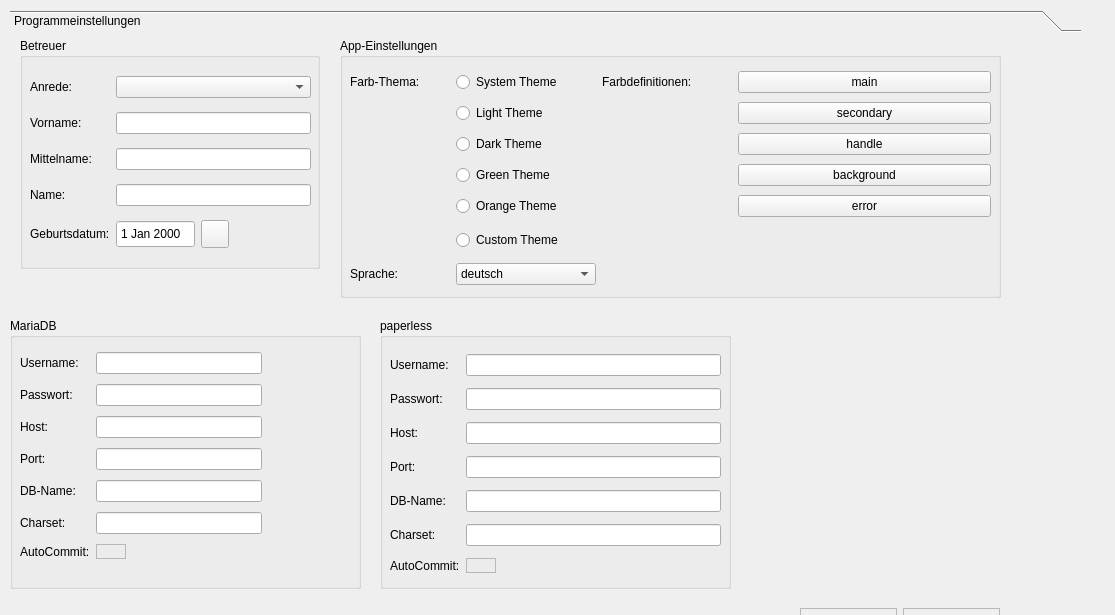
The window that ui/settings_tab.ui (tellmi/fameoucrazy) describes before a commit, drawn with Qt 5.
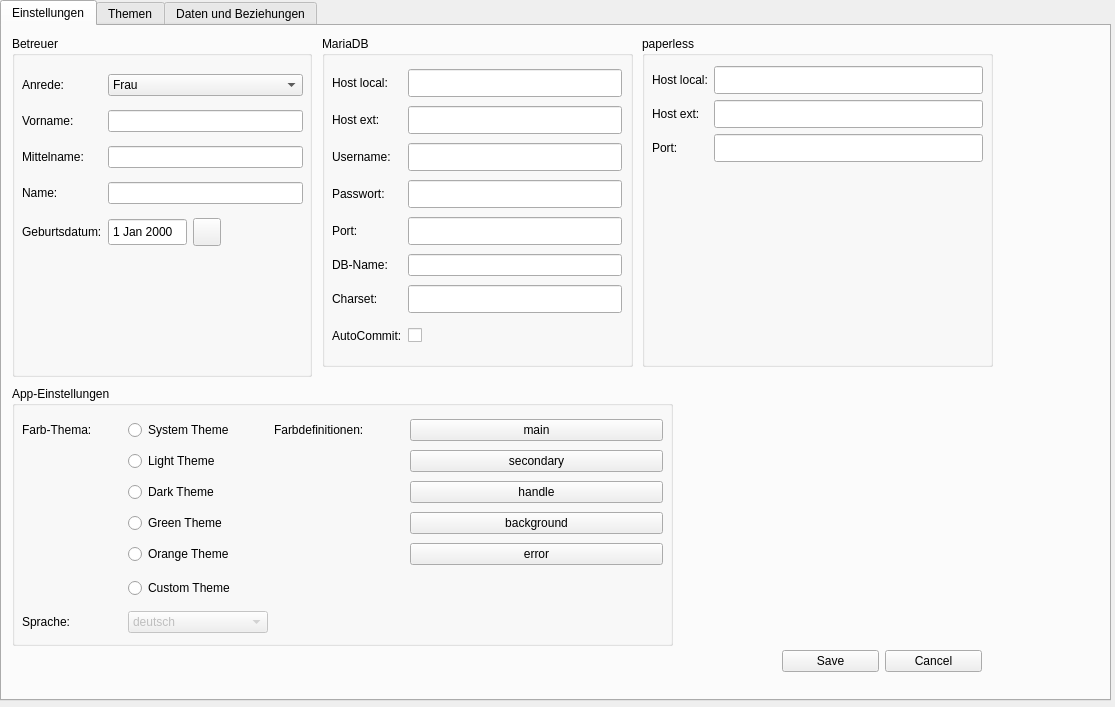
The same window after the commit. Icons and pictures are not drawn.

Diff of the .ui file:
```diff
--- a/ui/settings_tab.ui
+++ b/ui/settings_tab.ui
@@ -7,37 +7,32 @@
     <x>0</x>
     <y>0</y>
     <width>1115</width>
-    <height>615</height>
+    <height>707</height>
    </rect>
   </property>
-  <widget class="QToolBox" name="program_toolBox">
+  <widget class="QTabWidget" name="program_tabWidget">
    <property name="geometry">
     <rect>
-     <x>10</x>
-     <y>10</y>
-     <width>1071</width>
-     <height>671</height>
+     <x>0</x>
+     <y>0</y>
+     <width>1111</width>
+     <height>701</height>
     </rect>
    </property>
-   <widget class="QWidget" name="program_toolBoxPage1">
-    <property name="geometry">
-     <rect>
-      <x>0</x>
-      <y>0</y>
-      <width>1071</width>
-      <height>605</height>
-     </rect>
-    </property>
-    <attribute name="label">
-     <string>Programmeinstellungen</string>
+   <property name="currentIndex">
+    <number>0</number>
+   </property>
+   <widget class="QWidget" name="app_settings_page">
+    <attribute name="title">
+     <string>Einstellungen</string>
     </attribute>
     <widget class="QGroupBox" name="mysql_settings_groupBox">
      <property name="geometry">
       <rect>
-       <x>0</x>
-       <y>280</y>
-       <width>351</width>
-       <height>271</height>
+       <x>320</x>
+       <y>10</y>
+       <width>311</width>
+       <height>331</height>
       </rect>
      </property>
      <property name="title">
@@ -48,93 +43,155 @@
        <rect>
         <x>10</x>
         <y>30</y>
-        <width>242</width>
-        <height>219</height>
+        <width>290</width>
+        <height>292</height>
        </rect>
       </property>
       <layout class="QGridLayout" name="gridLayout">
-       <item row="4" column="1">
-        <widget class="QLineEdit" name="mysql_db_edit"/>
-       </item>
-       <item row="6" column="0">
-        <widget class="QLabel" name="mysql_autocommit_label">
+       <item row="4" column="0">
+        <widget class="QLabel" name="mysql_port_label">
          <property name="text">
-          <string>AutoCommit:</string>
+          <string>Port:</string>
          </property>
         </widget>
        </item>
-       <item row="1" column="0">
+       <item row="3" column="0">
         <widget class="QLabel" name="mysql_password_label">
          <property name="text">
           <string>Passwort:</string>
          </property>
         </widget>
        </item>
-       <item row="2" column="0">
+       <item row="0" column="0">
         <widget class="QLabel" name="mysql_host_label">
          <property name="text">
-          <string>Host:</string>
+          <string>Host local:</string>
          </property>
         </widget>
        </item>
-       <item row="4" column="0">
-        <widget class="QLabel" name="mysql_db_label">
-         <property name="text">
-          <string>DB-Name:</string>
+       <item row="5" column="1">
+        <widget class="QLineEdit" name="mysql_db_edit">
+         <property name="minimumSize">
+          <size>
+           <width>190</width>
+           <height>0</height>
+          </size>
          </property>
         </widget>
        </item>
-       <item row="3" column="0">
-        <widget class="QLabel" name="mysql_port_label">
+       <item row="7" column="0">
+        <widget class="QLabel" name="mysql_autocommit_label">
+         <property name="minimumSize">
+          <size>
+           <width>0</width>
+           <height>28</height>
+          </size>
+         </property>
          <property name="text">
-          <string>Port:</string>
+          <string>AutoCommit:</string>
          </property>
         </widget>
        </item>
-       <item row="0" column="1">
-        <widget class="QLineEdit" name="mysql_user_edit"/>
-       </item>
        <item row="6" column="1">
-        <widget class="QFrame" name="mysql_autocommit_toggle">
-         <property name="maximumSize">
+        <widget class="QLineEdit" name="mysql_charset_edit">
+         <property name="minimumSize">
           <size>
-           <width>30</width>
-           <height>15</height>
+           <width>190</width>
+           <height>28</height>
           </size>
          </property>
-         <property name="frameShape">
-          <enum>QFrame::Shape::StyledPanel</enum>
+        </widget>
+       </item>
+       <item row="1" column="0">
+        <widget class="QLabel" name="mysql_ext_host_label">
+         <property name="text">
+          <string>Host ext:</string>
          </property>
-         <property name="frameShadow">
-          <enum>QFrame::Shadow::Raised</enum>
-         </property>
         </widget>
        </item>
-       <item row="0" column="0">
+       <item row="2" column="0">
         <widget class="QLabel" name="mysql_user_label">
          <property name="text">
           <string>Username:</string>
          </property>
         </widget>
        </item>
-       <item row="1" column="1">
-        <widget class="QLineEdit" name="mysql_password_edit"/>
-       </item>
-       <item row="3" column="1">
-        <widget class="QLineEdit" name="mysql_port_edit"/>
-       </item>
        <item row="5" column="0">
+        <widget class="QLabel" name="mysql_db_label">
+         <property name="text">
+          <string>DB-Name:</string>
+         </property>
+        </widget>
+       </item>
+       <item row="4" column="1">
+        <widget class="QLineEdit" name="mysql_port_edit">
+         <property name="minimumSize">
+          <size>
+           <width>190</width>
+           <height>28</height>
+          </size>
+         </property>
+        </widget>
+       </item>
+       <item row="6" column="0">
         <widget class="QLabel" name="mysql_charset_label">
          <property name="text">
           <string>Charset:</string>
          </property>
         </widget>
        </item>
-       <item row="5" column="1">
-        <widget class="QLineEdit" name="mysql_charset_edit"/>
+       <item row="0" column="1">
+        <widget class="QLineEdit" name="mysql_loc_host_edit">
+         <property name="minimumSize">
+          <size>
+           <width>190</width>
+           <height>28</height>
+          </size>
+         </property>
+        </widget>
+       </item>
+       <item row="1" column="1">
+        <widget class="QLineEdit" name="mysql_ext_host_edit">
+         <property name="minimumSize">
+          <size>
+           <width>190</width>
+           <height>28</height>
+          </size>
+         </property>
+        </widget>
+       </item>
+       <item row="3" column="1">
+        <widget class="QLineEdit" name="mysql_password_edit">
+         <property name="minimumSize">
+          <size>
+           <width>190</width>
+           <height>28</height>
+          </size>
+         </property>
+        </widget>
        </item>
        <item row="2" column="1">
-        <widget class="QLineEdit" name="mysql_host_edit"/>
+        <widget class="QLineEdit" name="mysql_user_edit">
+         <property name="minimumSize">
+          <size>
+           <width>190</width>
+           <height>28</height>
+          </size>
+         </property>
+        </widget>
+       </item>
+       <item row="7" column="1">
+        <widget class="QCheckBox" name="mysql_auto_commit_toggle">
+         <property name="minimumSize">
+          <size>
+           <width>30</width>
+           <height>15</height>
+          </size>
+         </property>
+         <property name="text">
+          <string/>
+         </property>
+        </widget>
        </item>
       </layout>
      </widget>
@@ -142,10 +199,10 @@
     <widget class="QGroupBox" name="paperless_settings_groupBox">
      <property name="geometry">
       <rect>
-       <x>370</x>
-       <y>280</y>
+       <x>640</x>
+       <y>10</y>
        <width>351</width>
-       <height>271</height>
+       <height>331</height>
       </rect>
      </property>
      <property name="title">
@@ -157,91 +214,71 @@
         <x>10</x>
         <y>30</y>
         <width>331</width>
-        <height>231</height>
+        <height>98</height>
        </rect>
       </property>
       <layout class="QGridLayout" name="gridLayout_3">
-       <item row="2" column="1">
-        <widget class="QLineEdit" name="paperless_host_edit"/>
-       </item>
-       <item row="3" column="1">
-        <widget class="QLineEdit" name="paperless_port_edit"/>
-       </item>
-       <item row="5" column="1">
-        <widget class="QLineEdit" name="paperless_charset_edit"/>
-       </item>
-       <item row="0" column="1">
-        <widget class="QLineEdit" name="paperless_user_edit"/>
-       </item>
        <item row="2" column="0">
-        <widget class="QLabel" name="paperless_host_label">
-         <property name="text">
-          <string>Host:</string>
-         </property>
-        </widget>
-       </item>
-       <item row="1" column="1">
-        <widget class="QLineEdit" name="paperless_password_edit"/>
-       </item>
-       <item row="4" column="0">
-        <widget class="QLabel" name="paperless_db_label">
-         <property name="text">
-          <string>DB-Name:</string>
-         </property>
-        </widget>
-       </item>
-       <item row="5" column="0">
-        <widget class="QLabel" name="paperless_charset_label">
-         <property name="text">
-          <string>Charset:</string>
-         </property>
-        </widget>
-       </item>
-       <item row="1" column="0">
-        <widget class="QLabel" name="paperless_password_label">
-         <property name="text">
-          <string>Passwort:</string>
-         </property>
-        </widget>
-       </item>
-       <item row="3" column="0">
         <widget class="QLabel" name="paperless_port_label">
+         <property name="minimumSize">
+          <size>
+           <width>0</width>
+           <height>28</height>
+          </size>
+         </property>
          <property name="text">
           <string>Port:</string>
          </property>
         </widget>
        </item>
+       <item row="0" column="1">
+        <widget class="QLineEdit" name="paperless_loc_host_edit">
+         <property name="minimumSize">
+          <size>
+           <width>190</width>
+           <height>28</height>
+          </size>
+         </property>
+        </widget>
+       </item>
+       <item row="2" column="1">
+        <widget class="QLineEdit" name="paperless_port_edit">
+         <property name="minimumSize">
+          <size>
+           <width>190</width>
+           <height>28</height>
+          </size>
+         </property>
+        </widget>
+       </item>
        <item row="0" column="0">
-        <widget class="QLabel" name="paperless_user_label">
+        <widget class="QLabel" name="paperless_loc_host_label">
+         <property name="minimumSize">
+          <size>
+           <width>0</width>
+           <height>28</height>
+          </size>
+         </property>
          <property name="text">
-          <string>Username:</string>
+          <string>Host local:</string>
          </property>
         </widget>
        </item>
-       <item row="4" column="1">
-        <widget class="QLineEdit" name="paperless_db_edit"/>
-       </item>
-       <item row="6" column="0">
-        <widget class="QLabel" name="paperless_autocommit_label">
+       <item row="1" column="0">
+        <widget class="QLabel" name="paperless_ext_host_label">
          <property name="text">
-          <string>AutoCommit:</string>
+          <string>Host ext:</string>
          </property>
         </widget>
        </item>
-       <item row="6" column="1">
-        <widget class="QFrame" name="paperless_autocommit_toggle">
-         <property name="maximumSize">
+       <item row="1" column="1">
+        <widget class="QLineEdit" name="paperless_ext_host_edit">
+         <property name="minimumSize">
           <size>
-           <width>30</width>
-           <height>15</height>
+           <width>190</width>
+           <height>28</height>
           </size>
          </property>
-         <property name="frameShape">
-          <enum>QFrame::Shape::StyledPanel</enum>
-         </property>
-         <property name="frameShadow">
-          <enum>QFrame::Shadow::Raised</enum>
-         </property>
         </widget>
        </item>
       </layout>
@@ -250,8 +287,8 @@
     <widget class="QGroupBox" name="app_settings_groupbox">
      <property name="geometry">
       <rect>
-       <x>330</x>
-       <y>0</y>
+       <x>10</x>
+       <y>360</y>
        <width>661</width>
        <height>260</height>
       </rect>
@@ -270,7 +307,10 @@
       </property>
       <layout class="QGridLayout" name="gridLayout_6">
        <item row="6" column="1">
-        <widget class="QComboBox" name="comboBox_2">
+        <widget class="QComboBox" name="app_settings_language_combo">
+         <property name="enabled">
+          <bool>false</bool>
+         </property>
          <item>
           <property name="text">
            <string>deutsch</string>
@@ -437,9 +477,9 @@
      <property name="geometry">
       <rect>
        <x>10</x>
-       <y>0</y>
+       <y>10</y>
        <width>300</width>
-       <height>231</height>
+       <height>341</height>
       </rect>
      </property>
      <property name="title">
@@ -587,7 +627,23 @@
         </widget>
        </item>
        <item row="0" column="1" colspan="3">
-        <widget class="QComboBox" name="advisor_salutation_combo"/>
+        <widget class="QComboBox" name="advisor_salutation_combo">
+         <item>
+          <property name="text">
+           <string>Frau</string>
+          </property>
+         </item>
+         <item>
+          <property name="text">
+           <string>Herr</string>
+          </property>
+         </item>
+         <item>
+          <property name="text">
+           <string>divers</string>
+          </property>
+         </item>
+        </widget>
        </item>
       </layout>
      </widget>
@@ -595,59 +651,38 @@
     <widget class="QWidget" name="gridLayoutWidget_8">
      <property name="geometry">
       <rect>
-       <x>790</x>
-       <y>570</y>
+       <x>780</x>
+       <y>620</y>
        <width>200</width>
        <height>31</height>
       </rect>
      </property>
-     <layout class="QGridLayout" name="gridLayout_9">
-      <item row="0" column="1">
-       <widget class="QFrame" name="app_settings_cancel_button_2">
-        <property name="minimumSize">
-         <size>
-          <width>90</width>
-          <height>28</height>
-         </size>
-        </property>
-        <property name="frameShape">
-         <enum>QFrame::Shape::StyledPanel</enum>
-        </property>
-        <property name="frameShadow">
-         <enum>QFrame::Shadow::Raised</enum>
-        </property>
-       </widget>
-      </item>
+     <layout class="QGridLayout" name="save_settings_grid_layout">
       <item row="0" column="0">
-       <widget class="QFrame" name="app_settings_save_button_2">
-        <property name="minimumSize">
-         <size>
-          <width>90</width>
-          <height>28</height>
-         </size>
+       <widget class="QPushButton" name="app_settings_save_button">
+        <property name="text">
+         <string>Save</string>
         </property>
-        <property name="frameShape">
-         <enum>QFrame::Shape::StyledPanel</enum>
-        </property>
-        <property name="frameShadow">
-         <enum>QFrame::Shadow::Raised</enum>
+       </widget>
+      </item>
+      <item row="0" column="1">
+       <widget class="QPushButton" name="app_settings_cancel_button">
+        <property name="text">
+         <string>Cancel</string>
         </property>
        </widget>
       </item>
      </layout>
     </widget>
    </widget>
-   <widget class="QWidget" name="program_toolBoxPage2">
-    <property name="geometry">
-     <rect>
-      <x>0</x>
-      <y>0</y>
-      <width>98</width>
-      <height>28</height>
-     </rect>
-    </property>
-    <attribute name="label">
-     <string>Daten + Beziehungen</string>
+   <widget class="QWidget" name="app_themes_page">
+    <attribute name="title">
+     <string>Themen</string>
+    </attribute>
+   </widget>
+   <widget class="QWidget" name="data_relations_page">
+    <attribute name="title">
+     <string>Daten und Beziehungen</string>
     </attribute>
    </widget>
   </widget>
```
